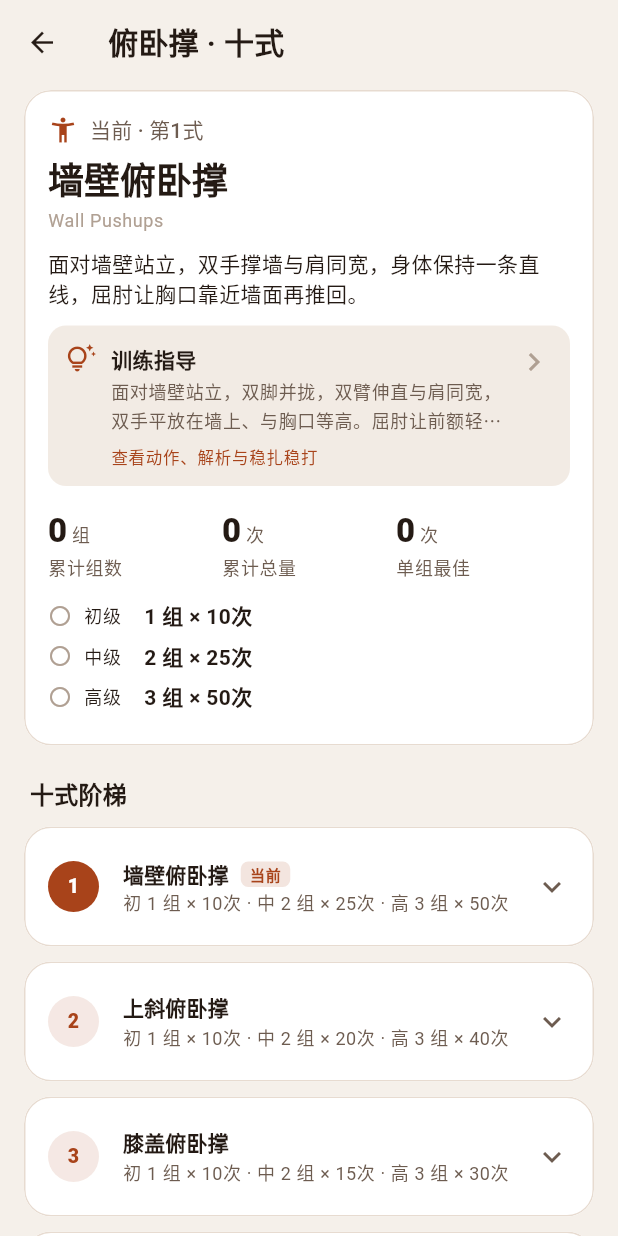
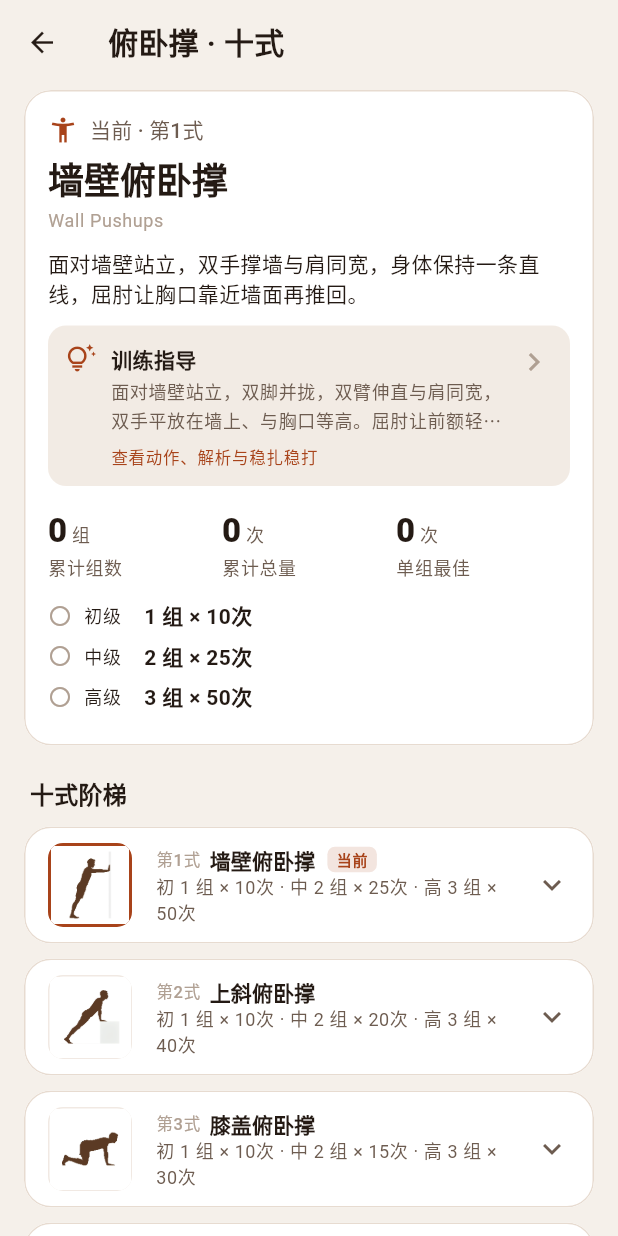
Before and after one commit to ngy-ai/ngy-convict-conditioning, a Flutter app: the MovesPage screen opened by its route, after a tap on "俯卧撑", on a phone screen of 412 x 824 dp. Run offline on Flutter 3.47's test engine with Material 3 defaults, Android fonts, the phone set to English and light mode, and no system bars; our stand-ins replace fl_chart, flutter_riverpod, go_router, shared_preferences, sqflite, sqflite_common_ffi; missing offline and left inert: file_selector; accounts and stored records are empty.

Commit message:
六艺总览与十式阶梯：用剪影缩略图替代占位图标
阶梯行首改为 56×56 剪影缩略图，当前式描主题色边框，式次移入标题前缀。

六艺卡片左侧显示当前所在式的剪影，与卡片文案对应。

缩略图统一 cacheWidth: 168，避免按 1024×1024 解码占内存。

```diff
--- a/lib/features/moves/move_detail_page.dart
+++ b/lib/features/moves/move_detail_page.dart
@@ -343,24 +343,40 @@ class _MoveTile extends StatelessWidget {
       child: ExpansionTile(
         shape: const Border(),
         collapsedShape: const Border(),
-        leading: CircleAvatar(
-          radius: 17,
-          backgroundColor: isCurrent
-              ? theme.colorScheme.primary
-              : theme.colorScheme.primary.withValues(alpha: 0.12),
-          child: Text(
-            '${move.level}',
-            style: TextStyle(
-              fontSize: 13,
-              fontWeight: FontWeight.w800,
+        leading: Container(
+          width: 56,
+          height: 56,
+          clipBehavior: Clip.antiAlias,
+          decoration: BoxDecoration(
+            color: Colors.white,
+            borderRadius: BorderRadius.circular(10),
+            border: Border.all(
               color: isCurrent
-                  ? theme.colorScheme.onPrimary
-                  : theme.colorScheme.primary,
+                  ? theme.colorScheme.primary
+                  : theme.colorScheme.outlineVariant.withValues(alpha: 0.6),
+              width: isCurrent ? 2 : 1,
+            ),
+          ),
+          child: Image.asset(
+            'assets/move_figures/${move.exercise.name}-${move.level}.png',
+            fit: BoxFit.contain,
+            cacheWidth: 168,
+            errorBuilder: (context, error, stackTrace) => Icon(
+              move.exercise.icon,
+              size: 22,
+              color: theme.colorScheme.primary.withValues(alpha: 0.4),
             ),
           ),
         ),
         title: Row(
           children: [
+            Text(
+              '第${move.level}式',
+              style: theme.textTheme.labelSmall?.copyWith(
+                color: theme.colorScheme.outline,
+              ),
+            ),
+            const SizedBox(width: 6),
             Flexible(
               child: Text(
                 move.name,
```
Also changed, not shown: lib/features/moves/moves_page.dart (+21 -5 lines).
